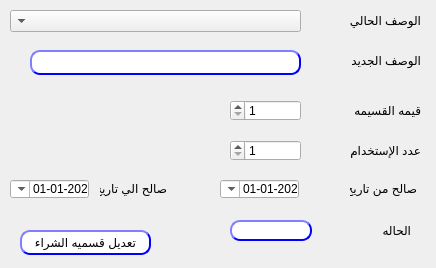
The window that presentation/promotion_voucher_ui/modifyPromVoucher.ui (shymaa123456/HyperPOS2020) describes before a commit, drawn with Qt 5.
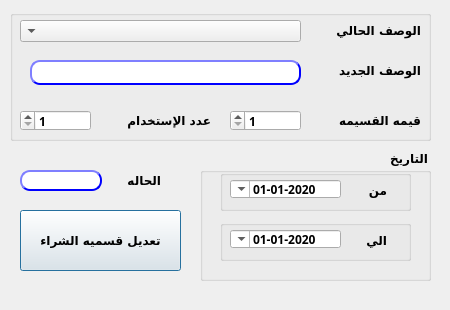
The same window after the commit.

Commit message: finalize Coupon Design Style 7/12 comments

Patch:
```diff
--- a/presentation/promotion_voucher_ui/modifyPromVoucher.ui
+++ b/presentation/promotion_voucher_ui/modifyPromVoucher.ui
@@ -6,10 +6,22 @@
    <rect>
     <x>0</x>
     <y>0</y>
-    <width>436</width>
-    <height>268</height>
+    <width>450</width>
+    <height>310</height>
    </rect>
   </property>
+  <property name="minimumSize">
+   <size>
+    <width>450</width>
+    <height>310</height>
+   </size>
+  </property>
+  <property name="maximumSize">
+   <size>
+    <width>450</width>
+    <height>310</height>
+   </size>
+  </property>
   <property name="windowTitle">
    <string>تعديل قسيمه شراء  عروض</string>
   </property>
@@ -19,12 +31,20 @@
   <widget class="QLabel" name="desc">
    <property name="geometry">
     <rect>
-     <x>340</x>
-     <y>10</y>
-     <width>81</width>
+     <x>330</x>
+     <y>20</y>
+     <width>91</width>
      <height>20</height>
     </rect>
    </property>
+   <property name="font">
+    <font>
+     <family>29LT Bukra Regular</family>
+     <pointsize>9</pointsize>
+     <weight>75</weight>
+     <bold>true</bold>
+    </font>
+   </property>
    <property name="text">
     <string>الوصف الحالي</string>
    </property>
@@ -33,37 +53,24 @@
    <property name="geometry">
     <rect>
      <x>20</x>
-     <y>230</y>
-     <width>131</width>
-     <height>25</height>
+     <y>210</y>
+     <width>161</width>
+     <height>61</height>
     </rect>
    </property>
+   <property name="font">
+    <font>
+     <family>29LT Bukra Regular</family>
+     <pointsize>9</pointsize>
+     <weight>75</weight>
+     <bold>true</bold>
+    </font>
+   </property>
    <property name="layoutDirection">
     <enum>Qt::RightToLeft</enum>
    </property>
    <property name="styleSheet">
-    <string notr="true">QPushButton{
-                                        background-color: white;
-                                        border-style: outset;
-                                        border-width: 2px;
-                                        border-radius: 10px;
-                                        border-color: blue;
-                                        min-width: 6em;
-                                        }
-                                        QPushButton:hover {
-                                        background: qradialgradient(
-                                        cx: 0.3, cy: -0.4, fx: 0.3, fy: -0.4,
-                                        radius: 1.35, stop: 0 #fff, stop: 1 #bbb
-                                        );
-                                        }
-                                        QPushButton:pressed {
-                                        border-style: inset;
-                                        background: qradialgradient(
-                                        cx: 0.4, cy: -0.1, fx: 0.4, fy: -0.1,
-                                        radius: 1.35, stop: 0 #fff, stop: 1 #ddd
-                                        );
-                                        }
-                                    </string>
+    <string notr="true"/>
    </property>
    <property name="text">
     <string>تعديل قسميه الشراء</string>
@@ -73,11 +80,19 @@
    <property name="geometry">
     <rect>
      <x>30</x>
-     <y>50</y>
+     <y>60</y>
      <width>271</width>
      <height>25</height>
     </rect>
    </property>
+   <property name="font">
+    <font>
+     <family>29LT Bukra Regular</family>
+     <pointsize>9</pointsize>
+     <weight>75</weight>
+     <bold>true</bold>
+    </font>
+   </property>
    <property name="styleSheet">
     <string notr="true">QLineEdit{
                                         background-color: white;
@@ -106,105 +121,23 @@
     <number>30</number>
    </property>
   </widget>
-  <widget class="QLabel" name="desc_3">
-   <property name="geometry">
-    <rect>
-     <x>350</x>
-     <y>180</y>
-     <width>67</width>
-     <height>17</height>
-    </rect>
-   </property>
-   <property name="layoutDirection">
-    <enum>Qt::RightToLeft</enum>
-   </property>
-   <property name="text">
-    <string>صالح من تاريخ</string>
-   </property>
-  </widget>
-  <widget class="QLabel" name="desc_4">
-   <property name="geometry">
-    <rect>
-     <x>100</x>
-     <y>180</y>
-     <width>67</width>
-     <height>17</height>
-    </rect>
-   </property>
-   <property name="layoutDirection">
-    <enum>Qt::RightToLeft</enum>
-   </property>
-   <property name="text">
-    <string>صالح الي تاريخ</string>
-   </property>
-  </widget>
-  <widget class="QDateTimeEdit" name="Qdate_to">
-   <property name="geometry">
-    <rect>
-     <x>10</x>
-     <y>180</y>
-     <width>79</width>
-     <height>18</height>
-    </rect>
-   </property>
-   <property name="layoutDirection">
-    <enum>Qt::RightToLeft</enum>
-   </property>
-   <property name="minimumDateTime">
-    <datetime>
-     <hour>0</hour>
-     <minute>0</minute>
-     <second>0</second>
-     <year>2020</year>
-     <month>1</month>
-     <day>1</day>
-    </datetime>
-   </property>
-   <property name="displayFormat">
-    <string>yyyy-MM-dd</string>
-   </property>
-   <property name="calendarPopup">
-    <bool>true</bool>
-   </property>
-  </widget>
-  <widget class="QDateTimeEdit" name="Qdate_from">
-   <property name="geometry">
-    <rect>
-     <x>220</x>
-     <y>180</y>
-     <width>79</width>
-     <height>18</height>
-    </rect>
-   </property>
-   <property name="layoutDirection">
-    <enum>Qt::RightToLeft</enum>
-   </property>
-   <property name="minimumDateTime">
-    <datetime>
-     <hour>0</hour>
-     <minute>0</minute>
-     <second>0</second>
-     <year>2020</year>
-     <month>1</month>
-     <day>1</day>
-    </datetime>
-   </property>
-   <property name="displayFormat">
-    <string>yyyy-MM-dd</string>
-   </property>
-   <property name="calendarPopup">
-    <bool>true</bool>
-   </property>
-  </widget>
   <widget class="QDoubleSpinBox" name="LE_maxCount">
    <property name="geometry">
     <rect>
-     <x>230</x>
-     <y>140</y>
+     <x>20</x>
+     <y>110</y>
      <width>71</width>
      <height>21</height>
     </rect>
    </property>
+   <property name="font">
+    <font>
+     <family>29LT Bukra Regular</family>
+     <pointsize>9</pointsize>
+     <weight>75</weight>
+     <bold>true</bold>
+    </font>
+   </property>
    <property name="styleSheet">
     <string notr="true"/>
    </property>
@@ -230,6 +163,14 @@
      <height>21</height>
     </rect>
    </property>
+   <property name="font">
+    <font>
+     <family>29LT Bukra Regular</family>
+     <pointsize>9</pointsize>
+     <weight>75</weight>
+     <bold>true</bold>
+    </font>
+   </property>
    <property name="text">
     <string/>
    </property>
@@ -237,12 +178,20 @@
   <widget class="QLabel" name="label">
    <property name="geometry">
     <rect>
-     <x>330</x>
-     <y>140</y>
-     <width>91</width>
+     <x>110</x>
+     <y>110</y>
+     <width>101</width>
      <height>21</height>
     </rect>
    </property>
+   <property name="font">
+    <font>
+     <family>29LT Bukra Regular</family>
+     <pointsize>9</pointsize>
+     <weight>75</weight>
+     <bold>true</bold>
+    </font>
+   </property>
    <property name="text">
     <string>عدد الإستخدام</string>
    </property>
@@ -250,12 +199,20 @@
   <widget class="QLabel" name="desc_11">
    <property name="geometry">
     <rect>
-     <x>340</x>
-     <y>100</y>
-     <width>81</width>
+     <x>320</x>
+     <y>110</y>
+     <width>101</width>
      <height>21</height>
     </rect>
    </property>
+   <property name="font">
+    <font>
+     <family>29LT Bukra Regular</family>
+     <pointsize>9</pointsize>
+     <weight>75</weight>
+     <bold>true</bold>
+    </font>
+   </property>
    <property name="layoutDirection">
     <enum>Qt::RightToLeft</enum>
    </property>
@@ -266,12 +223,20 @@
   <widget class="QLabel" name="label_2">
    <property name="geometry">
     <rect>
-     <x>370</x>
-     <y>220</y>
+     <x>120</x>
+     <y>170</y>
      <width>41</width>
      <height>20</height>
     </rect>
    </property>
+   <property name="font">
+    <font>
+     <family>29LT Bukra Regular</family>
+     <pointsize>9</pointsize>
+     <weight>75</weight>
+     <bold>true</bold>
+    </font>
+   </property>
    <property name="layoutDirection">
     <enum>Qt::RightToLeft</enum>
    </property>
@@ -282,12 +247,20 @@
   <widget class="QComboBox" name="CMB_PromVoucher">
    <property name="geometry">
     <rect>
-     <x>10</x>
-     <y>10</y>
-     <width>291</width>
+     <x>20</x>
+     <y>20</y>
+     <width>281</width>
      <height>22</height>
     </rect>
    </property>
+   <property name="font">
+    <font>
+     <family>29LT Bukra Regular</family>
+     <pointsize>9</pointsize>
+     <weight>75</weight>
+     <bold>true</bold>
+    </font>
+   </property>
    <property name="editable">
     <bool>false</bool>
    </property>
@@ -295,12 +268,20 @@
   <widget class="QLabel" name="desc_2">
    <property name="geometry">
     <rect>
-     <x>340</x>
-     <y>50</y>
-     <width>81</width>
+     <x>330</x>
+     <y>60</y>
+     <width>91</width>
      <height>21</height>
     </rect>
    </property>
+   <property name="font">
+    <font>
+     <family>29LT Bukra Regular</family>
+     <pointsize>9</pointsize>
+     <weight>75</weight>
+     <bold>true</bold>
+    </font>
+   </property>
    <property name="text">
     <string>الوصف الجديد</string>
    </property>
@@ -312,11 +293,19 @@
    <property name="geometry">
     <rect>
      <x>230</x>
-     <y>100</y>
+     <y>110</y>
      <width>71</width>
      <height>21</height>
     </rect>
    </property>
+   <property name="font">
+    <font>
+     <family>29LT Bukra Regular</family>
+     <pointsize>9</pointsize>
+     <weight>75</weight>
+     <bold>true</bold>
+    </font>
+   </property>
    <property name="styleSheet">
     <string notr="true"/>
    </property>
@@ -340,11 +329,19 @@
    <property name="geometry">
     <rect>
      <x>310</x>
-     <y>10</y>
+     <y>20</y>
      <width>51</width>
      <height>21</height>
     </rect>
    </property>
+   <property name="font">
+    <font>
+     <family>29LT Bukra Regular</family>
+     <pointsize>9</pointsize>
+     <weight>75</weight>
+     <bold>true</bold>
+    </font>
+   </property>
    <property name="text">
     <string/>
    </property>
@@ -355,12 +352,20 @@
    </property>
    <property name="geometry">
     <rect>
-     <x>230</x>
-     <y>220</y>
+     <x>20</x>
+     <y>170</y>
      <width>82</width>
      <height>21</height>
     </rect>
    </property>
+   <property name="font">
+    <font>
+     <family>29LT Bukra Regular</family>
+     <pointsize>9</pointsize>
+     <weight>75</weight>
+     <bold>true</bold>
+    </font>
+   </property>
    <property name="styleSheet">
     <string notr="true">QLineEdit{
                                         background-color: white;
@@ -386,6 +391,227 @@
                                     </string>
    </property>
   </widget>
+  <widget class="QGroupBox" name="groupBox">
+   <property name="geometry">
+    <rect>
+     <x>10</x>
+     <y>10</y>
+     <width>421</width>
+     <height>131</height>
+    </rect>
+   </property>
+   <property name="font">
+    <font>
+     <family>29LT Bukra Regular</family>
+     <pointsize>9</pointsize>
+     <weight>75</weight>
+     <bold>true</bold>
+    </font>
+   </property>
+   <property name="title">
+    <string/>
+   </property>
+  </widget>
+  <widget class="QGroupBox" name="groupBox_2">
+   <property name="geometry">
+    <rect>
+     <x>200</x>
+     <y>150</y>
+     <width>231</width>
+     <height>131</height>
+    </rect>
+   </property>
+   <property name="font">
+    <font>
+     <family>29LT Bukra Regular</family>
+     <pointsize>9</pointsize>
+     <weight>75</weight>
+     <bold>true</bold>
+    </font>
+   </property>
+   <property name="title">
+    <string>التاريخ</string>
+   </property>
+   <widget class="QGroupBox" name="groupBox_3">
+    <property name="geometry">
+     <rect>
+      <x>20</x>
+      <y>20</y>
+      <width>191</width>
+      <height>41</height>
+     </rect>
+    </property>
+    <property name="font">
+     <font>
+      <family>29LT Bukra Regular</family>
+      <pointsize>9</pointsize>
+      <weight>75</weight>
+      <bold>true</bold>
+     </font>
+    </property>
+    <property name="title">
+     <string/>
+    </property>
+    <widget class="QDateTimeEdit" name="Qdate_from">
+     <property name="geometry">
+      <rect>
+       <x>10</x>
+       <y>10</y>
+       <width>111</width>
+       <height>18</height>
+      </rect>
+     </property>
+     <property name="font">
+      <font>
+       <family>29LT Bukra Regular</family>
+       <pointsize>9</pointsize>
+       <weight>75</weight>
+       <bold>true</bold>
+      </font>
+     </property>
+     <property name="layoutDirection">
+      <enum>Qt::RightToLeft</enum>
+     </property>
+     <property name="minimumDateTime">
+      <datetime>
+       <hour>0</hour>
+       <minute>0</minute>
+       <second>0</second>
+       <year>2020</year>
+       <month>1</month>
+       <day>1</day>
+      </datetime>
+     </property>
+     <property name="displayFormat">
+      <string>yyyy-MM-dd</string>
+     </property>
+     <property name="calendarPopup">
+      <bool>true</bool>
+     </property>
+    </widget>
+    <widget class="QLabel" name="desc_3">
+     <property name="geometry">
+      <rect>
+       <x>126</x>
+       <y>10</y>
+       <width>41</width>
+       <height>20</height>
+      </rect>
+     </property>
+     <property name="font">
+      <font>
+       <family>29LT Bukra Regular</family>
+       <pointsize>9</pointsize>
+       <weight>75</weight>
+       <bold>true</bold>
+      </font>
+     </property>
+     <property name="layoutDirection">
+      <enum>Qt::RightToLeft</enum>
+     </property>
+     <property name="text">
+      <string>من </string>
+     </property>
+    </widget>
+   </widget>
+   <widget class="QGroupBox" name="groupBox_4">
+    <property name="geometry">
+     <rect>
+      <x>20</x>
+      <y>70</y>
+      <width>191</width>
+      <height>41</height>
+     </rect>
+    </property>
+    <property name="font">
+     <font>
+      <family>29LT Bukra Regular</family>
+      <pointsize>9</pointsize>
+      <weight>75</weight>
+      <bold>true</bold>
+     </font>
+    </property>
+    <property name="title">
+     <string/>
+    </property>
+    <widget class="QLabel" name="desc_4">
+     <property name="geometry">
+      <rect>
+       <x>136</x>
+       <y>10</y>
+       <width>31</width>
+       <height>20</height>
+      </rect>
+     </property>
+     <property name="font">
+      <font>
+       <family>29LT Bukra Regular</family>
+       <pointsize>9</pointsize>
+       <weight>75</weight>
+       <bold>true</bold>
+      </font>
+     </property>
+     <property name="layoutDirection">
+      <enum>Qt::RightToLeft</enum>
+     </property>
+     <property name="text">
+      <string>الي</string>
+     </property>
+    </widget>
+    <widget class="QDateTimeEdit" name="Qdate_to">
+     <property name="geometry">
+      <rect>
+       <x>10</x>
+       <y>10</y>
+       <width>111</width>
+       <height>18</height>
+      </rect>
+     </property>
+     <property name="font">
+      <font>
+       <family>29LT Bukra Regular</family>
+       <pointsize>9</pointsize>
+       <weight>75</weight>
+       <bold>true</bold>
+      </font>
+     </property>
+     <property name="layoutDirection">
+      <enum>Qt::RightToLeft</enum>
+     </property>
+     <property name="minimumDateTime">
+      <datetime>
+       <hour>0</hour>
+       <minute>0</minute>
+       <second>0</second>
+       <year>2020</year>
+       <month>1</month>
+       <day>1</day>
+      </datetime>
+     </property>
+     <property name="displayFormat">
+      <string>yyyy-MM-dd</string>
+     </property>
+     <property name="calendarPopup">
+      <bool>true</bool>
+     </property>
+    </widget>
+   </widget>
+  </widget>
+  <zorder>groupBox</zorder>
+  <zorder>desc</zorder>
+  <zorder>BTN_modifyVoucher</zorder>
+  <zorder>LE_desc</zorder>
+  <zorder>LE_maxCount</zorder>
+  <zorder>label_num</zorder>
+  <zorder>label</zorder>
+  <zorder>desc_11</zorder>
+  <zorder>label_2</zorder>
+  <zorder>CMB_PromVoucher</zorder>
+  <zorder>desc_2</zorder>
+  <zorder>LE_value</zorder>
+  <zorder>voucher_id</zorder>
+  <zorder>LE_PromVoucherStatus</zorder>
+  <zorder>groupBox_2</zorder>
  </widget>
  <resources/>
  <connections/>
```
The commit also changes 86 other files.
